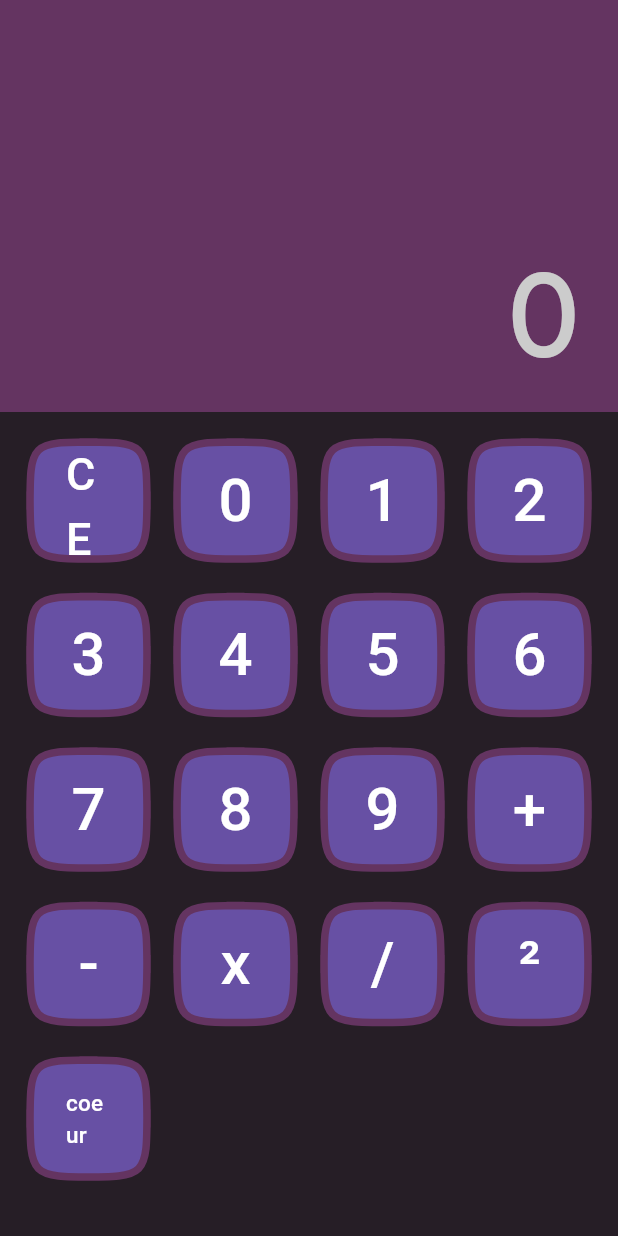
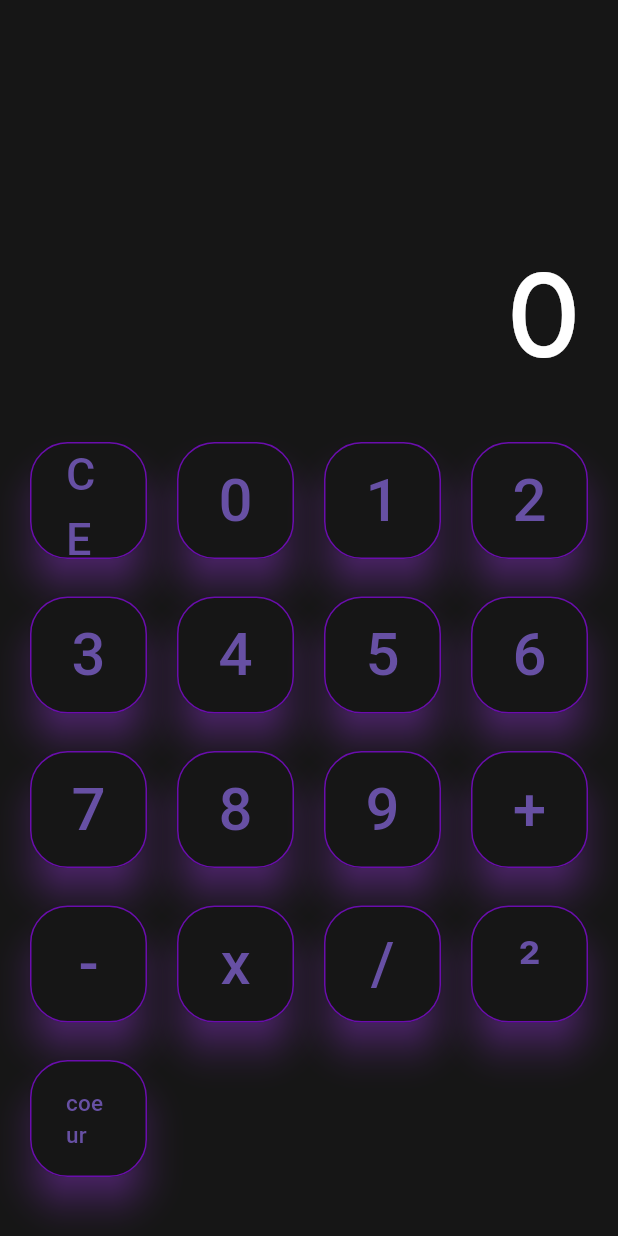
Before and after one commit to Guyllem/calculesther, a Flutter app: the screen it shows after launch, on a phone screen of 412 x 824 dp. Run offline on Flutter 3.47's test engine with Material 3 defaults, Android fonts, the phone set to English and light mode, and no system bars; Roboto replaces fonts that are missing (PlaneCrash).

Commit message:
DA changed (black and neon Purple) + ElavatedButton instead of Filled

```diff
--- a/lib/buttonInterface.dart
+++ b/lib/buttonInterface.dart
@@ -9,20 +9,19 @@ class ButtonInterface extends StatelessWidget {
 
   @override
   Widget build(BuildContext context) {
-    return FilledButton(
+    return ElevatedButton(
       onPressed: () {
         onTap(label);
       },
-      style : ButtonStyle(
-        shape: WidgetStatePropertyAll(ContinuousRectangleBorder(
-          borderRadius: BorderRadius.circular(45),
-          side: const BorderSide(
-            color: AppColors.topLayout,
-            width: 5,
-          )
-          )
+      style : ElevatedButton.styleFrom(
+        backgroundColor:AppColors.black,
+        shadowColor: AppColors.details,
+        elevation: 10,
+        side: const BorderSide(color: AppColors.purple, width: 1),
+        shape: RoundedRectangleBorder(
+          borderRadius: BorderRadius.circular(25)
         )
-        ),
+      ),
       child: Text(label,
         style: TextStyle(
           fontSize: interfaceSize,
--- a/lib/calculatrice.dart
+++ b/lib/calculatrice.dart
@@ -37,7 +37,7 @@ class _CalculatriceState extends State<Calculatrice> {
           Expanded(
             flex: 1,
             child: Container(
-              color: AppColors.topLayout,
+              color: AppColors.black,
               padding: const EdgeInsets.fromLTRB(0, 0, 25, 10),
               alignment: Alignment.bottomRight,
               child: Text(_currentTap,
--- a/lib/theme/colors.dart
+++ b/lib/theme/colors.dart
@@ -1,8 +1,8 @@
 import 'package:flutter/material.dart';
 
 class AppColors {
-  static const Color black = Color(0xFF261E26);
-  static const Color button = Color(0xFF3E3C5D);
-  static const Color topLayout = Color(0xFF643461);
-  static const Color text = Color(0xFFCCCCCC);
+  static const Color black = Color(0xFF161616);
+  static const Color purple = Color(0xFF6A0DAD);
+  static const Color details = Color(0xFFB145FF);
+  static const Color text = Color(0xFFFFFFFF);
 }
```
